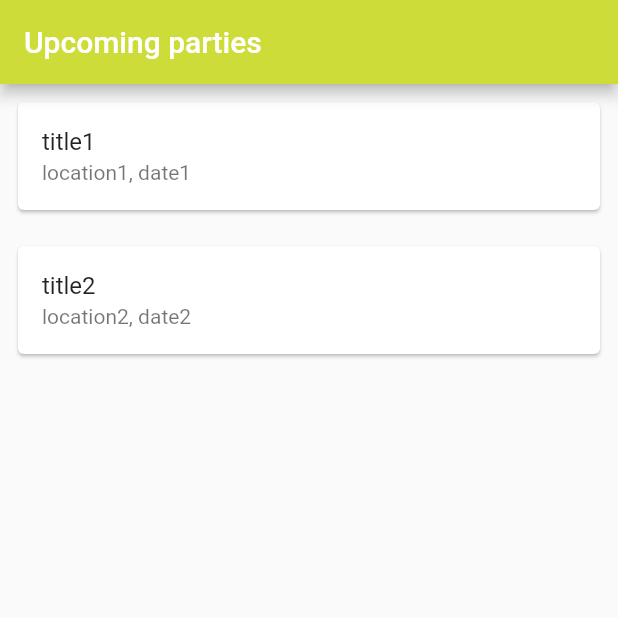
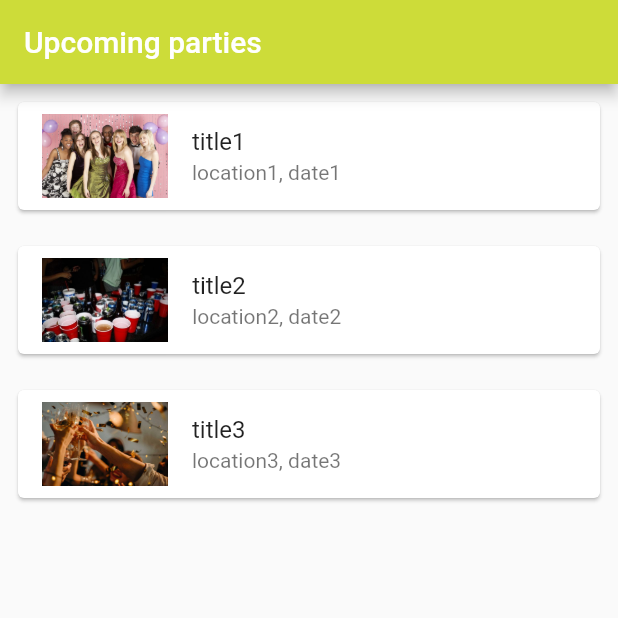
Before and after one commit to teyteymey/AAD-FlutterPrototype, a Flutter app: the screen it shows after launch, on a phone screen of 412 x 824 dp, the top half of it. Run offline on Flutter 3.47's test engine with Material 2 defaults, Android fonts, the phone set to English and light mode, and no system bars.

Commit message:
Pictures added to parties

```diff
--- a/flutter_aad/lib/main.dart
+++ b/flutter_aad/lib/main.dart
@@ -1,8 +1,9 @@
 import 'package:flutter/material.dart';
 
 var partyInfo = [
-  ['title1', 'location1', 'date1'],
-  ['title2', 'location2', 'date2']
+  ['title1', 'location1', 'date1', '1.jpg'],
+  ['title2', 'location2', 'date2', '2.jpg'],
+  ['title3', 'location3', 'date3', '3.jpg']
 ];
 
 void main() {
@@ -28,12 +29,14 @@ class Party extends StatelessWidget {
   String titleParty = 'Default';
   String locationParty = 'Default';
   String dateParty = 'Default';
+  String imageParty = "1.jpg";
 
   //creator methods with parameters
   Party(List<String> list) {
     titleParty = list[0];
     locationParty = list[1];
     dateParty = list[2];
+    imageParty = list[3];
   }
 
   @override
@@ -42,6 +45,8 @@ class Party extends StatelessWidget {
       onPressed: () {},
       child: Card(
         child: ListTile(
+          //leading: Image.asset(imageParty),
+          leading: Image(image: AssetImage("images/" + imageParty)),
           title: Text(titleParty),
           subtitle: Text(locationParty + ', ' + dateParty),
         ),
```
Also changed, not shown: flutter_aad/images/1.jpg (added), flutter_aad/images/2.jpg (added), flutter_aad/images/3.jpg (added).
